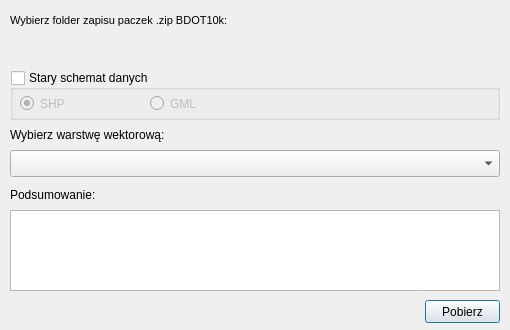
Old version of the form bdot10k_dialog_by_layer.ui in the repository marylaGIS/bdot10k.
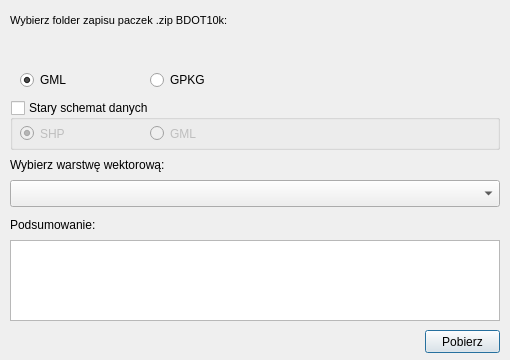
New version of the form. Custom widgets are drawn as their Qt base class.

Commit message: dialogs with GPKG rbtn

Diff of the .ui file:
```diff
--- a/bdot10k_dialog_by_layer.ui
+++ b/bdot10k_dialog_by_layer.ui
@@ -7,19 +7,19 @@
     <x>0</x>
     <y>0</y>
     <width>510</width>
-    <height>330</height>
+    <height>360</height>
    </rect>
   </property>
   <property name="minimumSize">
    <size>
     <width>510</width>
-    <height>330</height>
+    <height>360</height>
    </size>
   </property>
   <property name="maximumSize">
    <size>
     <width>510</width>
-    <height>330</height>
+    <height>360</height>
    </size>
   </property>
   <property name="windowTitle">
@@ -29,7 +29,7 @@
    <property name="geometry">
     <rect>
      <x>10</x>
-     <y>125</y>
+     <y>155</y>
      <width>490</width>
      <height>20</height>
     </rect>
@@ -42,7 +42,7 @@
    <property name="geometry">
     <rect>
      <x>10</x>
-     <y>150</y>
+     <y>180</y>
      <width>490</width>
      <height>27</height>
     </rect>
@@ -55,7 +55,7 @@
    <property name="geometry">
     <rect>
      <x>10</x>
-     <y>210</y>
+     <y>240</y>
      <width>490</width>
      <height>81</height>
     </rect>
@@ -65,7 +65,7 @@
    <property name="geometry">
     <rect>
      <x>425</x>
-     <y>300</y>
+     <y>330</y>
      <width>75</width>
      <height>23</height>
     </rect>
@@ -112,7 +112,7 @@
    <property name="geometry">
     <rect>
      <x>10</x>
-     <y>185</y>
+     <y>215</y>
      <width>490</width>
      <height>20</height>
     </rect>
@@ -125,7 +125,7 @@
    <property name="geometry">
     <rect>
      <x>10</x>
-     <y>70</y>
+     <y>100</y>
      <width>490</width>
      <height>50</height>
     </rect>
@@ -139,7 +139,7 @@
    <property name="checked">
     <bool>false</bool>
    </property>
-   <widget class="QRadioButton" name="rbtnGML">
+   <widget class="QRadioButton" name="rbtnGMLold">
     <property name="geometry">
      <rect>
       <x>140</x>
@@ -169,6 +169,41 @@
     </property>
    </widget>
   </widget>
+  <widget class="QRadioButton" name="rbtnGML">
+   <property name="geometry">
+    <rect>
+     <x>20</x>
+     <y>70</y>
+     <width>110</width>
+     <height>20</height>
+    </rect>
+   </property>
+   <property name="text">
+    <string>GML</string>
+   </property>
+   <property name="checked">
+    <bool>true</bool>
+   </property>
+   <attribute name="buttonGroup">
+    <string notr="true">buttonGroup</string>
+   </attribute>
+  </widget>
+  <widget class="QRadioButton" name="rbtnGPKG">
+   <property name="geometry">
+    <rect>
+     <x>150</x>
+     <y>70</y>
+     <width>110</width>
+     <height>20</height>
+    </rect>
+   </property>
+   <property name="text">
+    <string>GPKG</string>
+   </property>
+   <attribute name="buttonGroup">
+    <string notr="true">buttonGroup</string>
+   </attribute>
+  </widget>
  </widget>
  <customwidgets>
   <customwidget>
```
Left out of the diff: 5 changed lines with no effect on the pictures. The commit also changes 1 other file.
